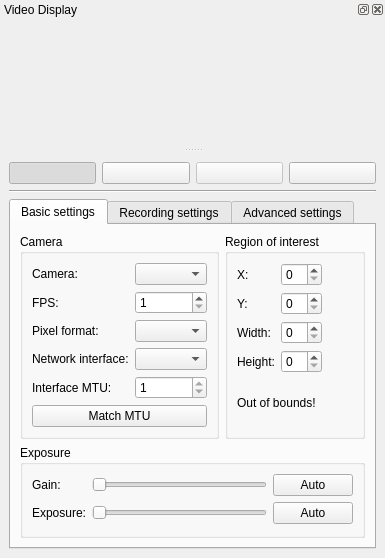
This is mainwindow.ui in AD-Vega/qarv as Qt 5 draws it before an edit. The edited form follows.
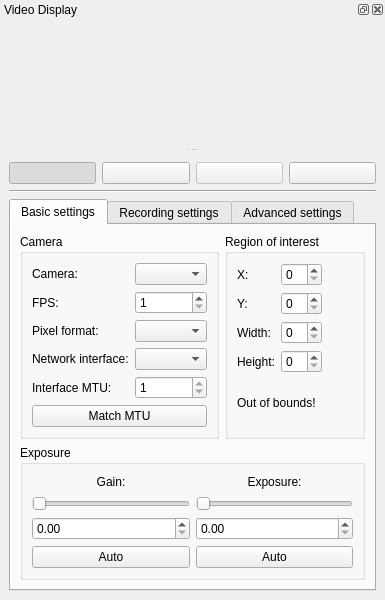
This is the edited form. Icons and pictures are not drawn. Custom widgets are drawn as their Qt base class.

Commit message: Updated gain/exposure: periodic reading, logscale, spinboxen.

Diff of the .ui file:
```diff
--- a/mainwindow.ui
+++ b/mainwindow.ui
@@ -7,7 +7,7 @@
     <x>0</x>
     <y>0</y>
     <width>385</width>
-    <height>549</height>
+    <height>582</height>
    </rect>
   </property>
   <property name="windowTitle">
@@ -273,16 +273,19 @@
           <property name="title">
            <string>Exposure</string>
           </property>
-          <layout class="QFormLayout" name="formLayout_3">
-           <item row="0" column="0">
-            <widget class="QLabel" name="label_10">
-             <property name="text">
-              <string>Gain:</string>
-             </property>
-            </widget>
-           </item>
-           <item row="0" column="1">
-            <layout class="QHBoxLayout" name="horizontalLayout_3">
+          <layout class="QHBoxLayout" name="horizontalLayout_3">
+           <item>
+            <layout class="QVBoxLayout" name="verticalLayout_4">
+             <item>
+              <widget class="QLabel" name="label_10">
+               <property name="text">
+                <string>Gain:</string>
+               </property>
+               <property name="alignment">
+                <set>Qt::AlignCenter</set>
+               </property>
+              </widget>
+             </item>
              <item>
               <widget class="QSlider" name="gainSlider">
                <property name="orientation">
@@ -290,6 +293,9 @@
                </property>
               </widget>
              </item>
+             <item>
+              <widget class="QDoubleSpinBox" name="gainSpinbox"/>
+             </item>
              <item>
               <widget class="QPushButton" name="gainAutoButton">
                <property name="text">
@@ -302,8 +308,18 @@
              </item>
             </layout>
            </item>
-           <item row="3" column="1">
-            <layout class="QHBoxLayout" name="horizontalLayout_4">
+           <item>
+            <layout class="QVBoxLayout" name="verticalLayout_5">
+             <item>
+              <widget class="QLabel" name="label_11">
+               <property name="text">
+                <string>Exposure:</string>
+               </property>
+               <property name="alignment">
+                <set>Qt::AlignCenter</set>
+               </property>
+              </widget>
+             </item>
              <item>
               <widget class="QSlider" name="exposureSlider">
                <property name="orientation">
@@ -311,6 +327,9 @@
                </property>
               </widget>
              </item>
+             <item>
+              <widget class="QDoubleSpinBox" name="exposureSpinbox"/>
+             </item>
              <item>
               <widget class="QPushButton" name="exposureAutoButton">
                <property name="text">
@@ -323,13 +342,6 @@
              </item>
             </layout>
            </item>
-           <item row="3" column="0">
-            <widget class="QLabel" name="label_11">
-             <property name="text">
-              <string>Exposure:</string>
-             </property>
-            </widget>
-           </item>
           </layout>
          </widget>
         </item>
```
Left out of the diff: 32 changed lines with no effect on the pictures. The commit also changes 2 other files.
